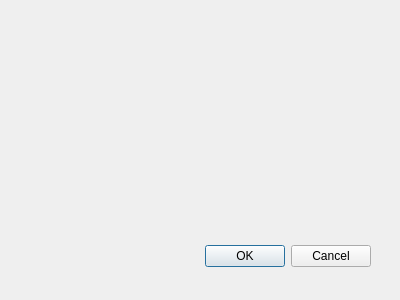
Old version of the form info_silo/UI/create_account.ui in the repository austinschaaf1/455_final.
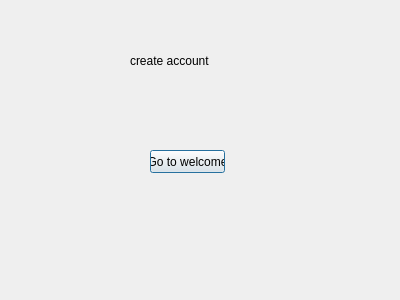
New version of the form.

```diff
--- a/info_silo/UI/create_account.ui
+++ b/info_silo/UI/create_account.ui
@@ -13,20 +13,30 @@
   <property name="windowTitle">
    <string>Dialog</string>
   </property>
-  <widget class="QDialogButtonBox" name="buttonBox">
+  <widget class="QLabel" name="label">
    <property name="geometry">
     <rect>
-     <x>30</x>
-     <y>240</y>
-     <width>341</width>
-     <height>32</height>
+     <x>130</x>
+     <y>40</y>
+     <width>181</width>
+     <height>41</height>
     </rect>
    </property>
-   <property name="orientation">
-    <enum>Qt::Horizontal</enum>
+   <property name="text">
+    <string>create account</string>
    </property>
-   <property name="standardButtons">
-    <set>QDialogButtonBox::Cancel|QDialogButtonBox::Ok</set>
+  </widget>
+  <widget class="QPushButton" name="welcomeButton">
+   <property name="geometry">
+    <rect>
+     <x>150</x>
+     <y>150</y>
+     <width>75</width>
+     <height>23</height>
+    </rect>
+   </property>
+   <property name="text">
+    <string>Go to welcome</string>
    </property>
   </widget>
  </widget>
```
Left out of the diff: 35 changed lines with no effect on the pictures.
